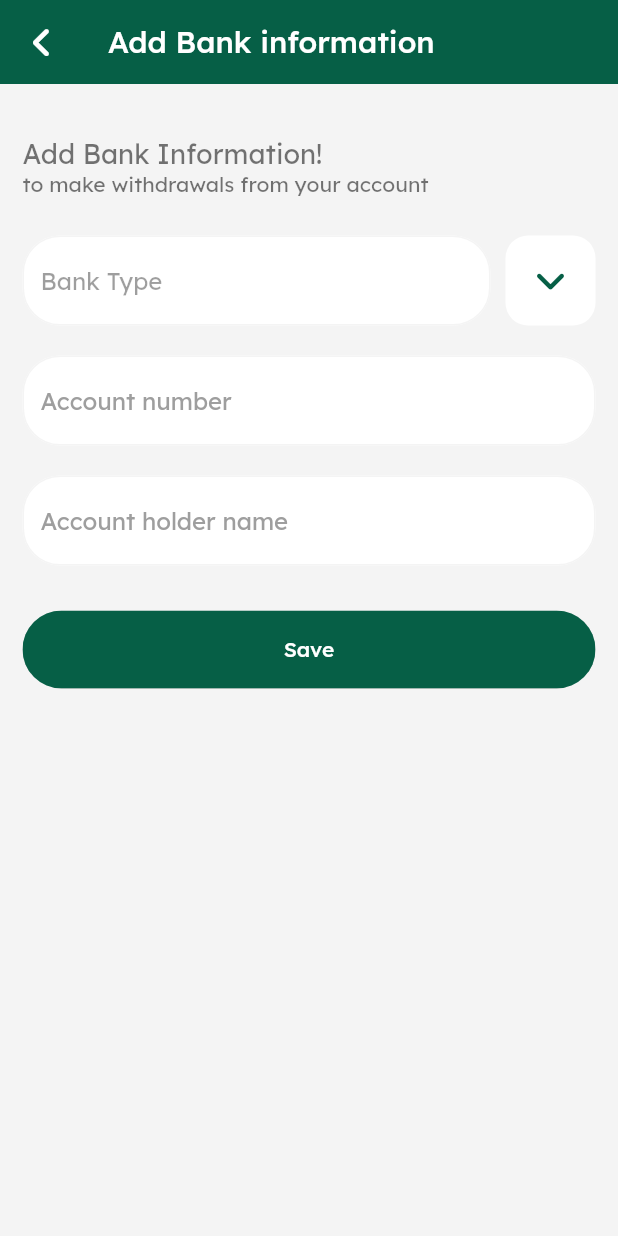
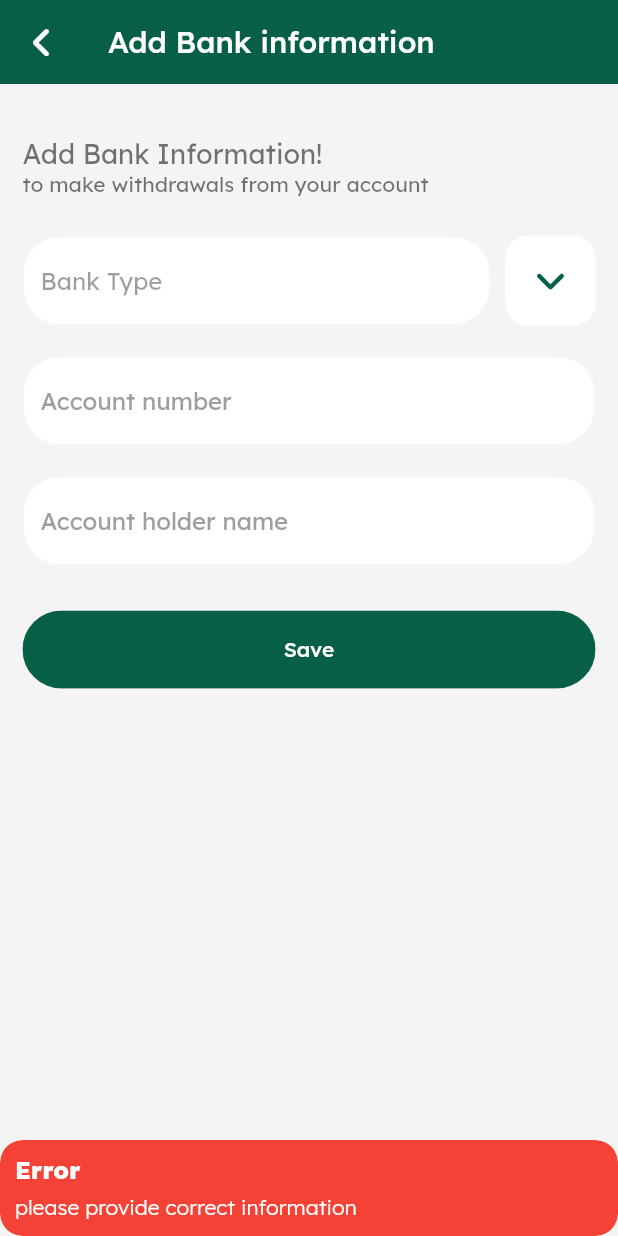
Before and after one commit to AmanuelDemelash/hakime_delivery, a Flutter app: the AddBankInformation screen opened by its route, after a tap on "Save", on a phone screen of 412 x 824 dp. Run offline on Flutter 3.47's test engine with Material 2 defaults, Android fonts, the light colour scheme and no system bars; our stand-ins replace audioplayers, awesome_notifications, cached_network_image, connectivity_plus, flutter_advanced_drawer, flutter_spinkit and 9 more; missing offline and left inert: flutter_swipe_button; accounts and stored records are empty.

Commit message:
bank information

```diff
--- a/lib/apiservice/mymutation.dart
+++ b/lib/apiservice/mymutation.dart
@@ -41,4 +41,17 @@ class Mymutation {
 }
 
  """;
+
+ // inser bank account
+
+static String insert_bankinfo="""
+mutation(\$bank_name:String!,\$name:String!,\$acc:String!,\$id:Int!){
+  insert_bank_informations(objects: {bank_name:\$bank_name, full_name:\$name, account_number:\$acc, deliverer_id:\$id}) {
+    returning {
+      id
+    }
+  }
 }
+
+""";
+}
--- a/lib/bindings/appbinding.dart
+++ b/lib/bindings/appbinding.dart
@@ -2,6 +2,7 @@ import 'package:get/get.dart';
 import 'package:hakime_delivery/controllers/notification_controller.dart';
 import 'package:hakime_delivery/controllers/orderconteroller.dart';
 
+import '../controllers/bankinfocontroller.dart';
 import '../controllers/connectivity.dart';
 import '../controllers/homepagecontroller.dart';
 import '../controllers/logincontroller.dart';
@@ -16,5 +17,6 @@ class AppBinding implements Bindings {
     Get.put(CheekConnecctivityController());
     Get.put(OrderController());
     Get.put(NotificationController());
+    Get.put(BankinfoController());
   }
 }
--- /dev/null
+++ b/lib/controllers/bankinfocontroller.dart
@@ -0,0 +1,10 @@
+
+
+import 'package:get/get.dart';
+
+class BankinfoController extends GetxController{
+  var is_addbank=false.obs;
+
+
+
+}
--- a/lib/screens/delivery/profile/addbankinfo.dart
+++ b/lib/screens/delivery/profile/addbankinfo.dart
@@ -1,6 +1,11 @@
 import 'package:flutter/material.dart';
 import 'package:font_awesome_flutter/font_awesome_flutter.dart';
 import 'package:get/get.dart';
+import 'package:graphql_flutter/graphql_flutter.dart';
+import 'package:hakime_delivery/apiservice/mymutation.dart';
+import 'package:hakime_delivery/controllers/bankinfocontroller.dart';
+import 'package:hakime_delivery/controllers/splashcontroller.dart';
+import 'package:hakime_delivery/widgets/buttonspinner.dart';
 
 import '../../../utils/constants.dart';
 
@@ -11,6 +16,27 @@ class AddBankInformation extends StatelessWidget {
   TextEditingController bname = TextEditingController();
   TextEditingController holdername = TextEditingController();
   TextEditingController accountnum = TextEditingController();
+
+  customsnacke(String message) {
+    return Get.snackbar("Successful", message,
+        snackPosition: SnackPosition.BOTTOM,
+        backgroundColor: Colors.green,
+        colorText: Colors.white,
+        maxWidth: Get.width,
+        snackStyle: SnackStyle.GROUNDED,
+        margin: const EdgeInsets.only(left: 0, right: 0, bottom: 0),
+        padding: const EdgeInsets.all(10));
+  }
+  customsnack(String message) {
+    return Get.snackbar("Error", message,
+        snackPosition: SnackPosition.BOTTOM,
+        backgroundColor: Colors.red,
+        colorText: Colors.white,
+        maxWidth: Get.width,
+        snackStyle: SnackStyle.GROUNDED,
+        margin: const EdgeInsets.only(left: 0, right: 0, bottom: 0),
+        padding: const EdgeInsets.all(10));
+  }
 
   @override
   Widget build(BuildContext context) {
@@ -54,6 +80,7 @@ class AddBankInformation extends StatelessWidget {
                 const SizedBox(
                   height: 25,
                 ),
+
                 Form(
                     key: _formkey,
                     child: Column(
@@ -68,8 +95,7 @@ class AddBankInformation extends StatelessWidget {
                                 keyboardType: TextInputType.text,
                                 validator: (value) {
                                   if (value!.isEmpty) {
-                                  } else {
-                                    return null;
+                                    customsnack("add bank name");
                                   }
                                   return null;
                                 },
@@ -140,10 +166,9 @@ class AddBankInformation extends StatelessWidget {
                           keyboardType: TextInputType.number,
                           validator: (value) {
                             if (value!.isEmpty) {
-                              // customsnack("add account number");
-                            } else {
+                              customsnack("add account number");
+                            }
                             return null;
-                            }
                           },
                           decoration: const InputDecoration(
                               hintText: "Account number",
@@ -180,10 +205,9 @@ class AddBankInformation extends StatelessWidget {
                           keyboardType: TextInputType.text,
                           validator: (value) {
                             if (value!.isEmpty) {
-                              //customsnack("add bank holder name");
-                            } else {
+                              customsnack("add bank holder name");
+                            }
                             return null;
-                            }
                           },
                           decoration: const InputDecoration(
                               hintText: "Account holder name",
@@ -215,7 +239,30 @@ class AddBankInformation extends StatelessWidget {
                           height: 30,
                         ),
                         // button
-                        SizedBox(
+                        Mutation(options: MutationOptions(document: gql(Mymutation.insert_bankinfo),
+                        onCompleted: (data) {
+                          if(data!.isNotEmpty){
+                            Get.find<BankinfoController>().is_addbank.value=false;
+                            Get.back();
+                            customsnacke("bank info add successfully");
+
+                          }
+
+                        },
+                       onError: (error) => customsnack(error!.graphqlErrors.first.message),
+                        ),
+                            builder: (runMutation, result) {
+                          if(result!.hasException){
+                            Get.find<BankinfoController>().is_addbank.value=false;
+                            print(result.exception.toString());
+                          }
+
+
+                          if(result!.isLoading){
+                            Get.find<BankinfoController>().is_addbank.value=true;
+
+                          }
+                          return SizedBox(
                             width: Get.width,
                             child: ClipRRect(
                               borderRadius: BorderRadius.circular(30),
@@ -224,11 +271,25 @@ class AddBankInformation extends StatelessWidget {
                                       padding: const EdgeInsets.all(17)),
                                   onPressed: () {
                                     _formkey.currentState!.save();
+                                    if(bname.text.isNotEmpty || accountnum.text.isNotEmpty || bname.text.isNotEmpty){
+                                      // run mutation
+                                      runMutation({
+                                        "bank_name":bname.text,
+                                        "name":holdername.text,
+                                        "acc":accountnum.text,
+                                        "id":Get.find<SplashController>().prefs.getInt("id")
+                                      });
 
+                                    }else{
+                                      customsnack("please provide correct information");
+                                    }
                                   },
-                                child: const Text("Save")),
+                                  child: Get.find<BankinfoController>().is_addbank.value==true? const ButtonSpinner():
+                                  const Text("Save")),
                             ),
-                        )
+                          );
+                            },)
+
                       ],
                     ))
               ],
```
Lines whose indentation alone changed are shown as unchanged.
